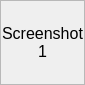
The window that aui/gui/snapshots/ui/image.ui (argenortega/AUI) describes before a commit, drawn with Qt 5.
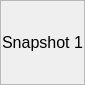
The same window after the commit. Custom widgets are drawn as their Qt base class.

Patch:
```diff
--- a/aui/gui/snapshots/ui/image.ui
+++ b/aui/gui/snapshots/ui/image.ui
@@ -82,7 +82,7 @@
       <enum>QFrame::Sunken</enum>
      </property>
      <property name="text">
-      <string>Screenshot 1</string>
+      <string>Snapshot 1</string>
      </property>
      <property name="scaledContents">
       <bool>true</bool>
```
Left out of the diff: 3 changed lines with no effect on the pictures.
